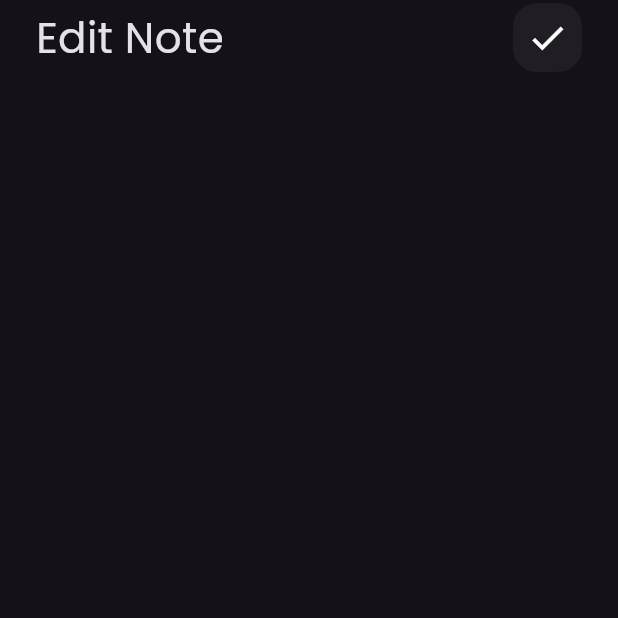
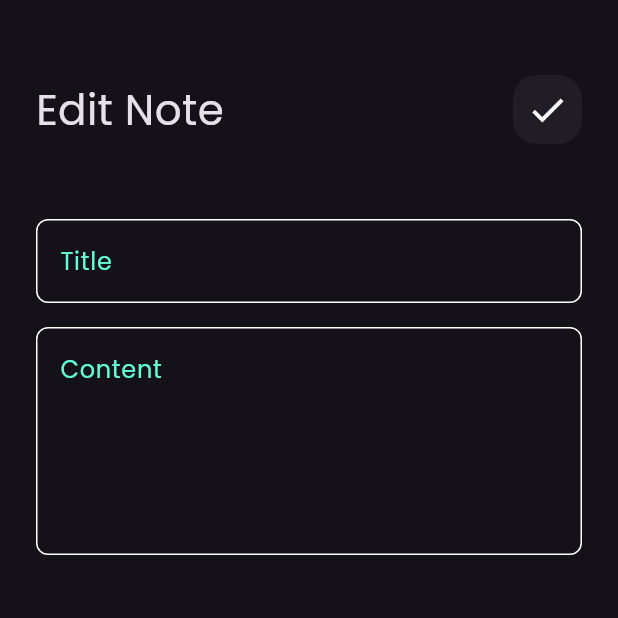
Before and after one commit to marselino74/Notes_app, a Flutter app: the EditNoteView screen opened directly, on a phone screen of 412 x 824 dp, the top half of it. Run offline on Flutter 3.47's test engine with Material 3 defaults, Android fonts, the phone set to English and light mode, and no system bars.

Commit message:
edit note view ui done

```diff
--- a/lib/Widgets/Edit_View_Body.dart
+++ b/lib/Widgets/Edit_View_Body.dart
@@ -1,4 +1,5 @@
 import 'package:flutter/material.dart';
+import 'package:notes_app/Widgets/Custome_Text_feild.dart';
 import 'package:notes_app/Widgets/Custome_app_bar.dart';
 
 class EditNoteViewBody extends StatelessWidget {
@@ -7,15 +8,26 @@ class EditNoteViewBody extends StatelessWidget {
   @override
   Widget build(BuildContext context) {
     return const Padding(
-      padding: EdgeInsets.symmetric(horizontal: 24.0),
+      padding: EdgeInsets.symmetric(horizontal: 24),
       child: Column(
         children: [
           SizedBox(
             height: 50,
-            child: CustomeAppBar(
-              title: 'Edit Note',
-              icon: Icons.check,
-            ),
+          ),
+          CustomeAppBar(
+            title: 'Edit Note',
+            icon: Icons.check,
+          ),
+          SizedBox(
+            height: 50,
+          ),
+          CustomeTextFeild(hint: 'Title'),
+          SizedBox(
+            height: 16,
+          ),
+          CustomeTextFeild(
+            hint: 'Content',
+            maxLines: 5,
           ),
         ],
       ),
```
